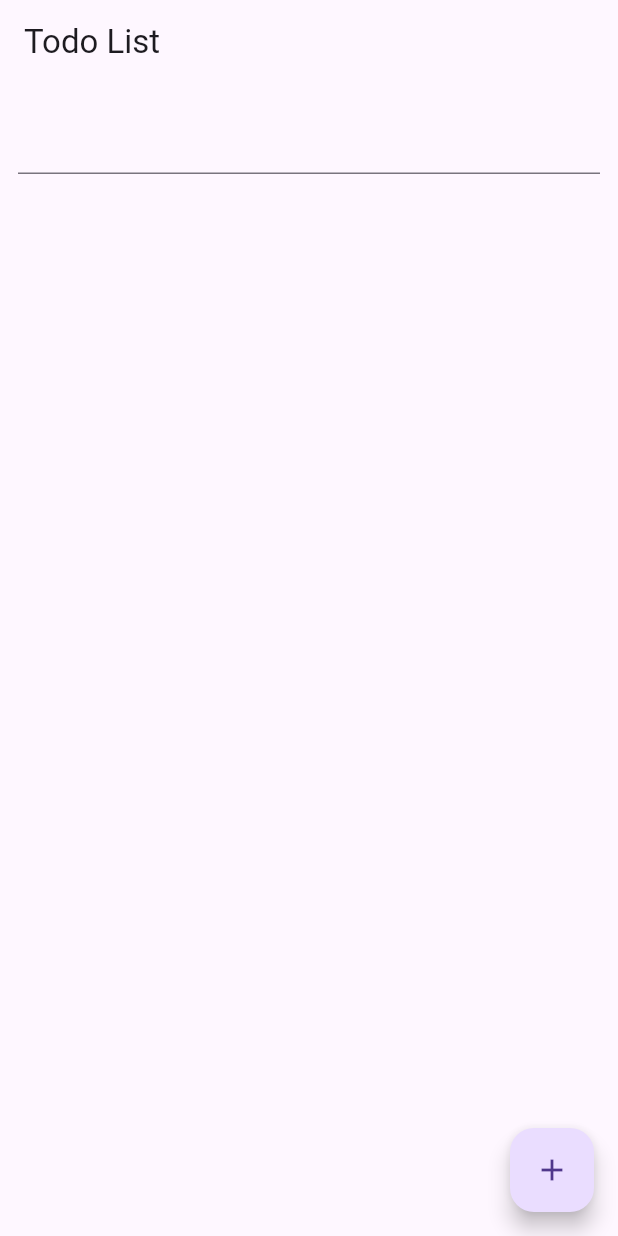
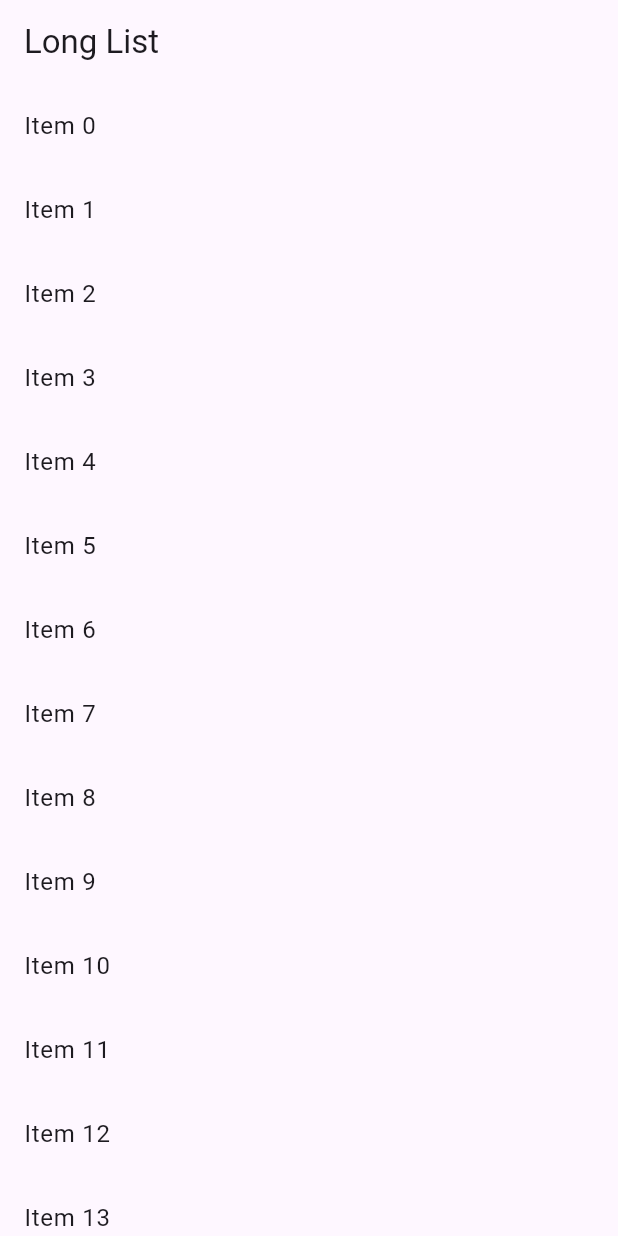
Before and after one commit to YassineElkefi/Flutter_Testing, a Flutter app: the screen it shows after launch, on a phone screen of 412 x 824 dp. Run offline on Flutter 3.47's test engine with Material 3 defaults, Android fonts, the phone set to English and light mode, and no system bars.

Commit message:
Simulate Scrolling in list

```diff
--- a/lib/main.dart
+++ b/lib/main.dart
@@ -1,6 +1,6 @@
 import 'package:flutter/material.dart';
-import 'package:flutter_testing/screens/todo_list_page.dart';
+import 'package:flutter_testing/screens/list_items_page.dart';
 
 void main() {
-  runApp(const TodoListPage());
+  runApp(ListItemsPage(items: List<String>.generate(1000, (i) => 'Item $i'),));
 }
--- /dev/null
+++ b/lib/screens/list_items_page.dart
@@ -0,0 +1,31 @@
+import 'package:flutter/material.dart';
+
+class ListItemsPage extends StatelessWidget {
+  const ListItemsPage({super.key, required this.items});
+
+  final List<String> items;
+
+  @override
+  Widget build(BuildContext context) {
+    const title = 'Long List';
+    return MaterialApp(
+      title: title,
+      home: Scaffold(
+        appBar: AppBar(
+          title: const Text(title),
+        ),
+        body: ListView.builder(
+          key: const Key('long_list'),
+          itemCount: items.length,
+          itemBuilder: (context, index) {
+            return ListTile(
+              title: Text(items[index],
+              key: Key('item_${index}_text'),
+              ),
+            );
+          },
+        ),
+      ),
+    );
+  }
+}
```
Also changed, not shown: 1 other file.
